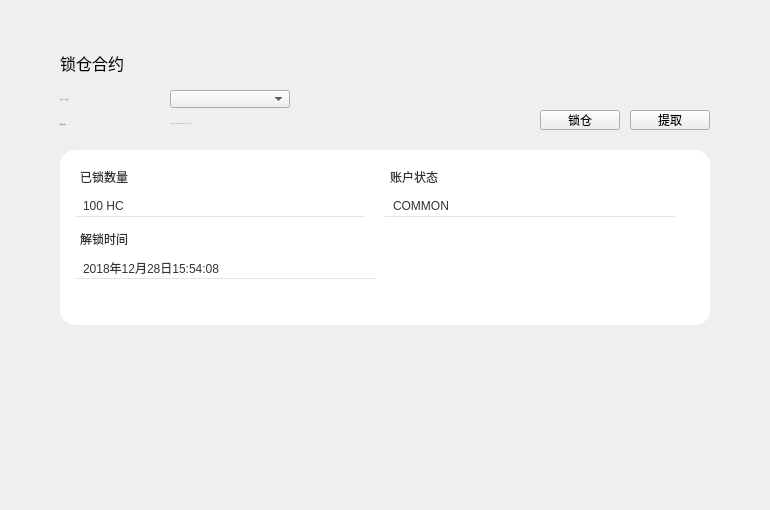
Above: LNKWallet/guard/LockContractPage.ui from HcashOrg/hx-indicator before the change. Below: the same form after it.
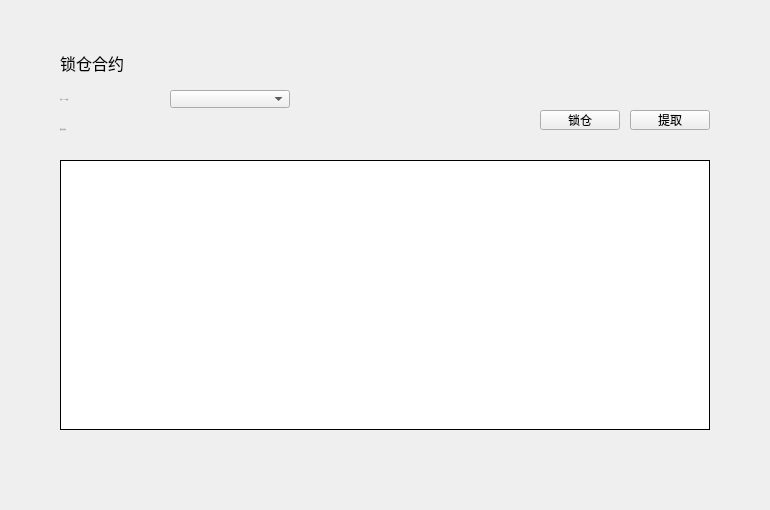
That is the form after the change.

```diff
--- a/LNKWallet/guard/LockContractPage.ui
+++ b/LNKWallet/guard/LockContractPage.ui
@@ -120,133 +120,11 @@
     <string>锁仓合约</string>
    </property>
   </widget>
-  <widget class="QLabel" name="label_back">
-   <property name="geometry">
-    <rect>
-     <x>60</x>
-     <y>150</y>
-     <width>650</width>
-     <height>175</height>
-    </rect>
-   </property>
-   <property name="styleSheet">
-    <string notr="true">background-color: rgb(255, 255, 255);
-border-radius:15px;</string>
-   </property>
-   <property name="text">
-    <string/>
-   </property>
-  </widget>
-  <widget class="QLabel" name="label_3">
-   <property name="geometry">
-    <rect>
-     <x>80</x>
-     <y>167</y>
-     <width>120</width>
-     <height>20</height>
-    </rect>
-   </property>
-   <property name="styleSheet">
-    <string notr="true">QLabel{font: 12px &quot;微软雅黑 Light&quot;;color: rgb(51, 51, 51);}</string>
-   </property>
-   <property name="text">
-    <string>已锁数量</string>
-   </property>
-  </widget>
-  <widget class="QLabel" name="stateLabel">
-   <property name="geometry">
-    <rect>
-     <x>385</x>
-     <y>197</y>
-     <width>290</width>
-     <height>20</height>
-    </rect>
-   </property>
-   <property name="styleSheet">
-    <string notr="true">QLabel{border-top:none;border-left:none;border-right:none;border-bottom:1px solid rgb(229,229,229);font: 13px &quot;微软雅黑 Light&quot;;color: rgb(51, 51, 51);padding:0px 0px 0px 5px;}</string>
-   </property>
-   <property name="text">
-    <string>COMMON</string>
-   </property>
-   <property name="textInteractionFlags">
-    <set>Qt::LinksAccessibleByMouse|Qt::TextSelectableByMouse</set>
-   </property>
-  </widget>
-  <widget class="QLabel" name="label_6">
-   <property name="geometry">
-    <rect>
-     <x>80</x>
-     <y>229</y>
-     <width>120</width>
-     <height>20</height>
-    </rect>
-   </property>
-   <property name="styleSheet">
-    <string notr="true">QLabel{font: 12px &quot;微软雅黑 Light&quot;;color: rgb(51, 51, 51);}</string>
-   </property>
-   <property name="text">
-    <string>解锁时间</string>
-   </property>
-  </widget>
-  <widget class="QLabel" name="amountLockedLabel">
-   <property name="geometry">
-    <rect>
-     <x>75</x>
-     <y>197</y>
-     <width>290</width>
-     <height>20</height>
-    </rect>
-   </property>
-   <property name="styleSheet">
-    <string notr="true">QLabel{border-top:none;border-left:none;border-right:none;border-bottom:1px solid rgb(229,229,229);font: 13px &quot;微软雅黑 Light&quot;;color: rgb(51, 51, 51);padding:0px 0px 0px 5px;}</string>
-   </property>
-   <property name="text">
-    <string>100 HC</string>
-   </property>
-   <property name="textInteractionFlags">
-    <set>Qt::LinksAccessibleByMouse|Qt::TextSelectableByMouse</set>
-   </property>
-  </widget>
-  <widget class="QLabel" name="unlockedTimeLabel">
-   <property name="geometry">
-    <rect>
-     <x>75</x>
-     <y>259</y>
-     <width>300</width>
-     <height>20</height>
-    </rect>
-   </property>
-   <property name="styleSheet">
-    <string notr="true">QLabel{border-top:none;border-left:none;border-right:none;border-bottom:1px solid rgb(229,229,229);font: 12px &quot;微软雅黑 Light&quot;;color: rgb(51, 51, 51);padding:0px 0px 0px 5px;}</string>
-   </property>
-   <property name="text">
-    <string>2018年12月28日15:54:08</string>
-   </property>
-   <property name="textInteractionFlags">
-    <set>Qt::LinksAccessibleByMouse|Qt::TextSelectableByMouse</set>
-   </property>
-  </widget>
-  <widget class="QLabel" name="label_4">
-   <property name="geometry">
-    <rect>
-     <x>390</x>
-     <y>167</y>
-     <width>120</width>
-     <height>20</height>
-    </rect>
-   </property>
-   <property name="styleSheet">
-    <string notr="true">QLabel{font: 12px &quot;微软雅黑 Light&quot;;color: rgb(51, 51, 51);}</string>
-   </property>
-   <property name="text">
-    <string>账户状态</string>
-   </property>
-  </widget>
-  <widget class="QLabel" name="totalIncomeLabel">
+  <widget class="QLabel" name="contractAddressLabel">
    <property name="geometry">
     <rect>
      <x>170</x>
-     <y>115</y>
+     <y>120</y>
      <width>300</width>
      <height>18</height>
     </rect>
@@ -265,7 +143,7 @@
 font: 11px &quot;Microsoft YaHei UI Light&quot;;}</string>
    </property>
    <property name="text">
-    <string>HXCMzpVF78XauxVNRD1wA3wqfuQY9Yfm61rU</string>
+    <string/>
    </property>
    <property name="alignment">
     <set>Qt::AlignLeading|Qt::AlignLeft|Qt::AlignVCenter</set>
@@ -278,7 +156,7 @@
    <property name="geometry">
     <rect>
      <x>60</x>
-     <y>115</y>
+     <y>120</y>
      <width>110</width>
      <height>18</height>
     </rect>
@@ -333,6 +211,117 @@
     <string>锁仓</string>
    </property>
   </widget>
+  <widget class="QTableWidget" name="lockFundTableWidget">
+   <property name="geometry">
+    <rect>
+     <x>60</x>
+     <y>160</y>
+     <width>650</width>
+     <height>270</height>
+    </rect>
+   </property>
+   <property name="cursor" stdset="0">
+    <cursorShape>ArrowCursor</cursorShape>
+   </property>
+   <property name="layoutDirection">
+    <enum>Qt::LeftToRight</enum>
+   </property>
+   <property name="styleSheet">
+    <string notr="true"/>
+   </property>
+   <property name="frameShape">
+    <enum>QFrame::Box</enum>
+   </property>
+   <property name="frameShadow">
+    <enum>QFrame::Plain</enum>
+   </property>
+   <property name="verticalScrollBarPolicy">
+    <enum>Qt::ScrollBarAsNeeded</enum>
+   </property>
+   <property name="horizontalScrollBarPolicy">
+    <enum>Qt::ScrollBarAlwaysOff</enum>
+   </property>
+   <property name="autoScroll">
+    <bool>true</bool>
+   </property>
+   <property name="editTriggers">
+    <set>QAbstractItemView::NoEditTriggers</set>
+   </property>
+   <property name="selectionMode">
+    <enum>QAbstractItemView::NoSelection</enum>
+   </property>
+   <property name="iconSize">
+    <size>
+     <width>19</width>
+     <height>12</height>
+    </size>
+   </property>
+   <property name="showGrid">
+    <bool>true</bool>
+   </property>
+   <property name="gridStyle">
+    <enum>Qt::SolidLine</enum>
+   </property>
+   <attribute name="horizontalHeaderVisible">
+    <bool>false</bool>
+   </attribute>
+   <attribute name="horizontalHeaderCascadingSectionResizes">
+    <bool>false</bool>
+   </attribute>
+   <attribute name="horizontalHeaderHighlightSections">
+    <bool>false</bool>
+   </attribute>
+   <attribute name="verticalHeaderVisible">
+    <bool>false</bool>
+   </attribute>
+   <attribute name="verticalHeaderHighlightSections">
+    <bool>false</bool>
+   </attribute>
+   <column>
+    <property name="text">
+     <string>币种</string>
+    </property>
+    <property name="font">
+     <font>
+      <family>微软雅黑</family>
+     </font>
+    </property>
+    <property name="textAlignment">
+     <set>AlignCenter</set>
+    </property>
+   </column>
+   <column>
+    <property name="text">
+     <string>已锁金额</string>
+    </property>
+    <property name="font">
+     <font>
+      <family>微软雅黑</family>
+     </font>
+    </property>
+    <property name="textAlignment">
+     <set>AlignCenter</set>
+    </property>
+   </column>
+   <column>
+    <property name="text">
+     <string>解锁时间</string>
+    </property>
+    <property name="font">
+     <font>
+      <family>微软雅黑</family>
+     </font>
+    </property>
+    <property name="textAlignment">
+     <set>AlignCenter</set>
+    </property>
+   </column>
+   <column>
+    <property name="text">
+     <string/>
+    </property>
+   </column>
+  </widget>
  </widget>
  <resources/>
  <connections/>
```
